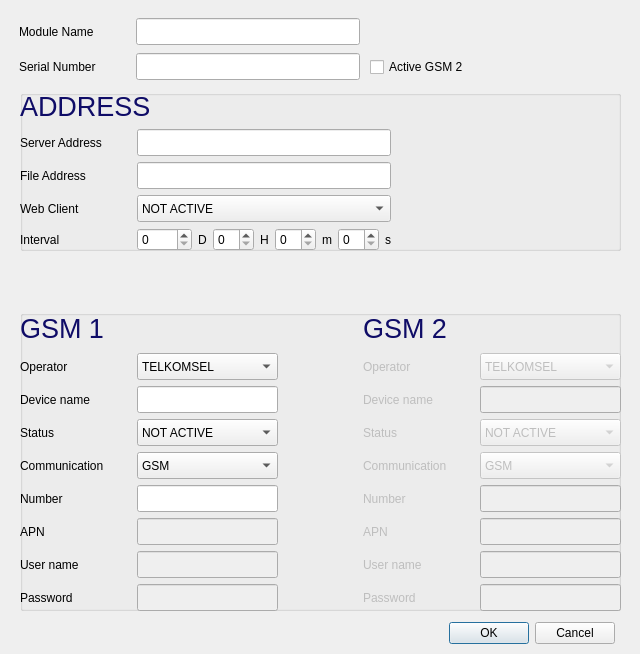
Old version of the form view/form_addmodule.ui in the repository zenaki/RTU.
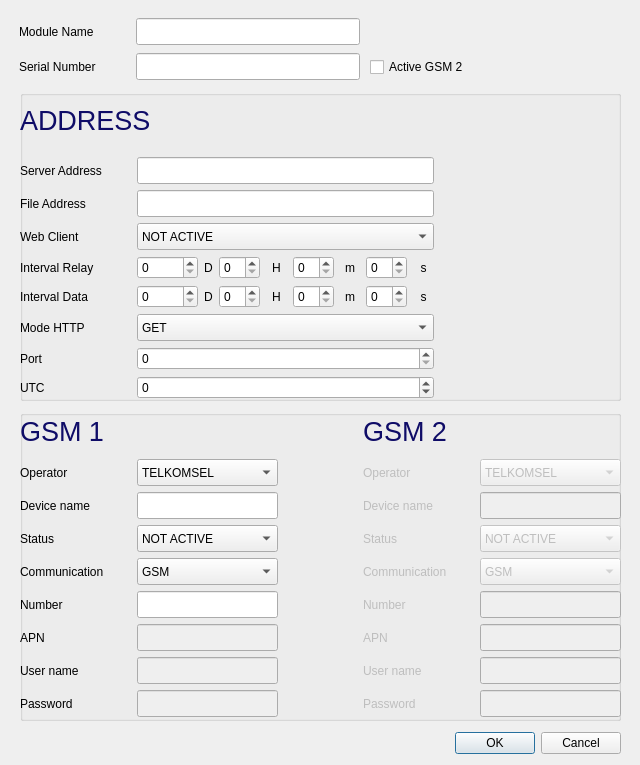
New version of the form. Icons and pictures are not drawn.

What changed in the file:
```diff
--- a/view/form_addmodule.ui
+++ b/view/form_addmodule.ui
@@ -7,7 +7,7 @@
     <x>0</x>
     <y>0</y>
     <width>640</width>
-    <height>654</height>
+    <height>765</height>
    </rect>
   </property>
   <property name="minimumSize">
@@ -51,8 +51,8 @@
   <widget class="QDialogButtonBox" name="buttonBox">
    <property name="geometry">
     <rect>
-     <x>14</x>
-     <y>620</y>
+     <x>20</x>
+     <y>730</y>
      <width>601</width>
      <height>27</height>
     </rect>
@@ -131,9 +131,9 @@
    <property name="geometry">
     <rect>
      <x>20</x>
-     <y>310</y>
+     <y>410</y>
      <width>601</width>
-     <height>301</height>
+     <height>311</height>
     </rect>
    </property>
    <property name="title">
@@ -145,7 +145,7 @@
       <x>0</x>
       <y>0</y>
       <width>601</width>
-      <height>301</height>
+      <height>307</height>
      </rect>
     </property>
     <layout class="QHBoxLayout" name="horizontalLayout">
@@ -709,7 +709,7 @@
      <x>20</x>
      <y>90</y>
      <width>601</width>
-     <height>161</height>
+     <height>311</height>
     </rect>
    </property>
    <property name="title">
@@ -720,8 +720,8 @@
      <rect>
       <x>0</x>
       <y>0</y>
-      <width>371</width>
-      <height>161</height>
+      <width>414</width>
+      <height>309</height>
      </rect>
     </property>
     <layout class="QVBoxLayout" name="verticalLayout_3">
@@ -740,8 +740,8 @@
      </item>
      <item>
       <layout class="QGridLayout" name="gridLayout_6">
-       <item row="0" column="1">
-        <widget class="QLineEdit" name="edit_server_address">
+       <item row="5" column="1">
+        <widget class="QComboBox" name="cb_mode_http">
          <property name="minimumSize">
           <size>
            <width>141</width>
@@ -754,39 +754,16 @@
            <height>16777215</height>
           </size>
          </property>
-        </widget>
-       </item>
-       <item row="2" column="0">
-        <widget class="QLabel" name="label_27">
-         <property name="minimumSize">
-          <size>
-           <width>111</width>
-           <height>17</height>
-          </size>
-         </property>
-         <property name="text">
-          <string>Web Client</string>
-         </property>
-        </widget>
-       </item>
-       <item row="1" column="0">
-        <widget class="QLabel" name="label_26">
-         <property name="minimumSize">
-          <size>
-           <width>111</width>
-           <height>17</height>
-          </size>
-         </property>
-         <property name="text">
-          <string>File Address</string>
-         </property>
-        </widget>
-       </item>
-       <item row="3" column="0">
-        <widget class="QLabel" name="label_22">
-         <property name="text">
-          <string>Interval</string>
-         </property>
+         <item>
+          <property name="text">
+           <string>GET</string>
+          </property>
+         </item>
+         <item>
+          <property name="text">
+           <string>POST</string>
+          </property>
+         </item>
         </widget>
        </item>
        <item row="3" column="1">
@@ -794,7 +771,7 @@
          <item>
           <layout class="QHBoxLayout" name="horizontalLayout_5">
            <item>
-            <widget class="QSpinBox" name="spin_interval_d">
+            <widget class="QSpinBox" name="spin_interval_relay_d">
              <property name="minimum">
               <number>0</number>
              </property>
@@ -818,7 +795,7 @@
          <item>
           <layout class="QHBoxLayout" name="horizontalLayout_4">
            <item>
-            <widget class="QSpinBox" name="spin_interval_h">
+            <widget class="QSpinBox" name="spin_interval_relay_h">
              <property name="minimum">
               <number>0</number>
              </property>
@@ -842,7 +819,7 @@
          <item>
           <layout class="QHBoxLayout" name="horizontalLayout_3">
            <item>
-            <widget class="QSpinBox" name="spin_interval_m">
+            <widget class="QSpinBox" name="spin_interval_relay_m">
              <property name="minimum">
               <number>0</number>
              </property>
@@ -866,7 +843,7 @@
          <item>
           <layout class="QHBoxLayout" name="horizontalLayout_2">
            <item>
-            <widget class="QSpinBox" name="spin_interval_s">
+            <widget class="QSpinBox" name="spin_interval_relay_s">
              <property name="minimum">
               <number>0</number>
              </property>
@@ -889,6 +866,42 @@
          </item>
         </layout>
        </item>
+       <item row="0" column="1">
+        <widget class="QLineEdit" name="edit_server_address">
+         <property name="minimumSize">
+          <size>
+           <width>141</width>
+           <height>27</height>
+          </size>
+         </property>
+         <property name="maximumSize">
+          <size>
+           <width>16777215</width>
+           <height>16777215</height>
+          </size>
+         </property>
+        </widget>
+       </item>
+       <item row="3" column="0">
+        <widget class="QLabel" name="label_22">
+         <property name="text">
+          <string>Interval Relay</string>
+         </property>
+        </widget>
+       </item>
+       <item row="1" column="0">
+        <widget class="QLabel" name="label_26">
+         <property name="minimumSize">
+          <size>
+           <width>111</width>
+           <height>17</height>
+          </size>
+         </property>
+         <property name="text">
+          <string>File Address</string>
+         </property>
+        </widget>
+       </item>
        <item row="2" column="1">
         <widget class="QComboBox" name="cb_webclient">
          <property name="minimumSize">
@@ -915,6 +928,16 @@
          </item>
         </widget>
        </item>
+       <item row="1" column="1">
+        <widget class="QLineEdit" name="edit_file_address">
+         <property name="minimumSize">
+          <size>
+           <width>141</width>
+           <height>27</height>
+          </size>
+         </property>
+        </widget>
+       </item>
        <item row="0" column="0">
         <widget class="QLabel" name="label_25">
          <property name="minimumSize">
@@ -928,13 +951,164 @@
          </property>
         </widget>
        </item>
-       <item row="1" column="1">
-        <widget class="QLineEdit" name="edit_file_address">
+       <item row="4" column="0">
+        <widget class="QLabel" name="label_23">
+         <property name="text">
+          <string>Interval Data</string>
+         </property>
+        </widget>
+       </item>
+       <item row="4" column="1">
+        <layout class="QHBoxLayout" name="horizontalLayout_7">
+         <item>
+          <layout class="QHBoxLayout" name="horizontalLayout_8">
+           <item>
+            <widget class="QSpinBox" name="spin_interval_data_d">
+             <property name="minimum">
+              <number>0</number>
+             </property>
+             <property name="maximum">
+              <number>24855</number>
+             </property>
+            </widget>
+           </item>
+           <item>
+            <widget class="QLabel" name="label_31">
+             <property name="text">
+              <string>D</string>
+             </property>
+             <property name="alignment">
+              <set>Qt::AlignCenter</set>
+             </property>
+            </widget>
+           </item>
+          </layout>
+         </item>
+         <item>
+          <layout class="QHBoxLayout" name="horizontalLayout_9">
+           <item>
+            <widget class="QSpinBox" name="spin_interval_data_h">
+             <property name="minimum">
+              <number>0</number>
+             </property>
+             <property name="maximum">
+              <number>24</number>
+             </property>
+            </widget>
+           </item>
+           <item>
+            <widget class="QLabel" name="label_32">
+             <property name="text">
+              <string>H</string>
+             </property>
+             <property name="alignment">
+              <set>Qt::AlignCenter</set>
+             </property>
+            </widget>
+           </item>
+          </layout>
+         </item>
+         <item>
+          <layout class="QHBoxLayout" name="horizontalLayout_10">
+           <item>
+            <widget class="QSpinBox" name="spin_interval_data_m">
+             <property name="minimum">
+              <number>0</number>
+             </property>
+             <property name="maximum">
+              <number>60</number>
+             </property>
+            </widget>
+           </item>
+           <item>
+            <widget class="QLabel" name="label_33">
+             <property name="text">
+              <string>m</string>
+             </property>
+             <property name="alignment">
+              <set>Qt::AlignCenter</set>
+             </property>
+            </widget>
+           </item>
+          </layout>
+         </item>
+         <item>
+          <layout class="QHBoxLayout" name="horizontalLayout_11">
+           <item>
+            <widget class="QSpinBox" name="spin_interval_data_s">
+             <property name="minimum">
+              <number>0</number>
+             </property>
+             <property name="maximum">
+              <number>60</number>
+             </property>
+            </widget>
+           </item>
+           <item>
+            <widget class="QLabel" name="label_34">
+             <property name="text">
+              <string>s</string>
+             </property>
+             <property name="alignment">
+              <set>Qt::AlignCenter</set>
+             </property>
+            </widget>
+           </item>
+          </layout>
+         </item>
+        </layout>
+       </item>
+       <item row="5" column="0">
+        <widget class="QLabel" name="label_35">
+         <property name="text">
+          <string>Mode HTTP</string>
+         </property>
+        </widget>
+       </item>
+       <item row="2" column="0">
+        <widget class="QLabel" name="label_27">
          <property name="minimumSize">
           <size>
-           <width>141</width>
-           <height>27</height>
+           <width>111</width>
+           <height>17</height>
           </size>
+         </property>
+         <property name="text">
+          <string>Web Client</string>
+         </property>
+        </widget>
+       </item>
+       <item row="6" column="0">
+        <widget class="QLabel" name="label_36">
+         <property name="text">
+          <string>Port</string>
+         </property>
+        </widget>
+       </item>
+       <item row="6" column="1">
+        <widget class="QSpinBox" name="spin_port">
+         <property name="minimum">
+          <number>0</number>
+         </property>
+         <property name="maximum">
+          <number>9999</number>
+         </property>
+        </widget>
+       </item>
+       <item row="7" column="0">
+        <widget class="QLabel" name="label_37">
+         <property name="text">
+          <string>UTC</string>
+         </property>
+        </widget>
+       </item>
+       <item row="7" column="1">
+        <widget class="QSpinBox" name="spin_utc">
+         <property name="minimum">
+          <number>-11</number>
+         </property>
+         <property name="maximum">
+          <number>12</number>
          </property>
         </widget>
        </item>
```
